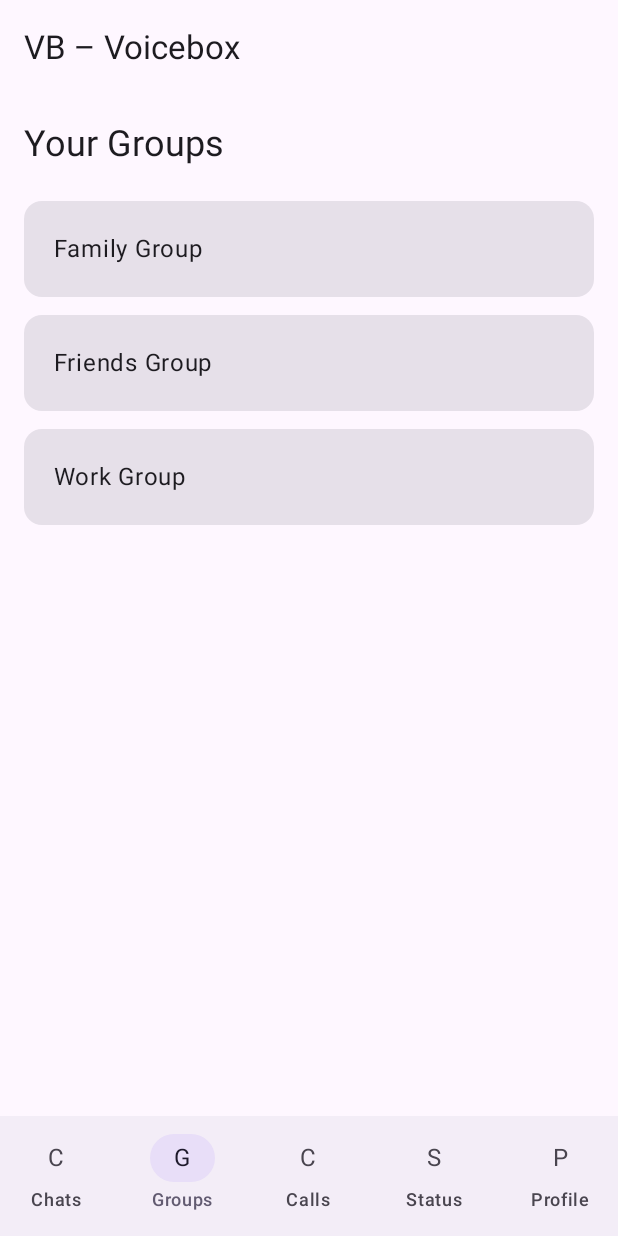
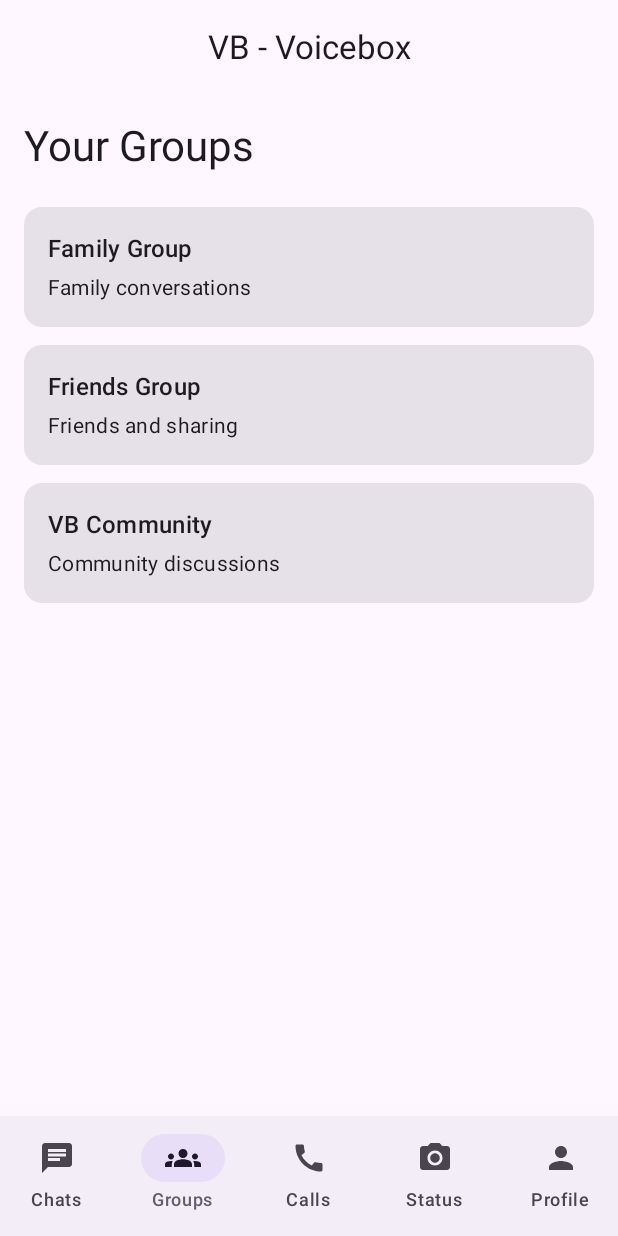
Before and after one commit to krstoreglobal/Voicebox, an Android app built with Jetpack Compose: the screen it shows after launch (MainActivity), item 2 of the bottom bar chosen, on a phone screen of 412 x 824 dp. Run offline under Robolectric (Android 15) with nearby library versions, the phone set to English and light mode, and no system bars.

Commit message:
Fix Kotlin Material API compilation

```diff
--- a/app/src/main/java/com/vb/voicebox/MainActivity.kt
+++ b/app/src/main/java/com/vb/voicebox/MainActivity.kt
@@ -7,14 +7,22 @@ import androidx.activity.compose.setContent
 import androidx.compose.foundation.layout.*
 import androidx.compose.foundation.lazy.LazyColumn
 import androidx.compose.foundation.lazy.items
+import androidx.compose.material.icons.Icons
+import androidx.compose.material.icons.filled.Call
+import androidx.compose.material.icons.filled.CameraAlt
+import androidx.compose.material.icons.filled.Chat
+import androidx.compose.material.icons.filled.Groups
+import androidx.compose.material.icons.filled.Person
 import androidx.compose.material3.*
 import androidx.compose.runtime.*
+import androidx.compose.ui.Alignment
 import androidx.compose.ui.Modifier
 import androidx.compose.ui.unit.dp
 
 class MainActivity : ComponentActivity() {
     override fun onCreate(savedInstanceState: Bundle?) {
         super.onCreate(savedInstanceState)
+
         setContent {
             MaterialTheme {
                 VoiceboxApp()
@@ -23,31 +31,67 @@ class MainActivity : ComponentActivity() {
     }
 }
 
+@OptIn(ExperimentalMaterial3Api::class)
 @Composable
 fun VoiceboxApp() {
-    var selectedTab by remember { mutableStateOf("Groups") }
+    var selectedTab by remember { mutableIntStateOf(0) }
 
-    val tabs = listOf("Chats", "Groups", "Calls", "Status", "Profile")
+    val tabs = listOf(
+        "Chats",
+        "Groups",
+        "Calls",
+        "Status",
+        "Profile"
+    )
 
     Scaffold(
         topBar = {
-            TopAppBar(
-                title = { Text("VB – Voicebox") }
+            CenterAlignedTopAppBar(
+                title = {
+                    Text("VB - Voicebox")
+                }
             )
         },
         bottomBar = {
             NavigationBar {
-                tabs.forEach { tab ->
                 NavigationBarItem(
-                        selected = selectedTab == tab,
-                        onClick = { selectedTab = tab },
-                        icon = { Text(tab.take(1)) },
-                        label = { Text(tab) }
+                    selected = selectedTab == 0,
+                    onClick = { selectedTab = 0 },
+                    icon = { Icon(Icons.Filled.Chat, contentDescription = "Chats") },
+                    label = { Text("Chats") }
+                )
+
+                NavigationBarItem(
+                    selected = selectedTab == 1,
+                    onClick = { selectedTab = 1 },
+                    icon = { Icon(Icons.Filled.Groups, contentDescription = "Groups") },
+                    label = { Text("Groups") }
+                )
+
+                NavigationBarItem(
+                    selected = selectedTab == 2,
+                    onClick = { selectedTab = 2 },
+                    icon = { Icon(Icons.Filled.Call, contentDescription = "Calls") },
+                    label = { Text("Calls") }
+                )
+
+                NavigationBarItem(
+                    selected = selectedTab == 3,
+                    onClick = { selectedTab = 3 },
+                    icon = { Icon(Icons.Filled.CameraAlt, contentDescription = "Status") },
+                    label = { Text("Status") }
+                )
+
+                NavigationBarItem(
+                    selected = selectedTab == 4,
+                    onClick = { selectedTab = 4 },
+                    icon = { Icon(Icons.Filled.Person, contentDescription = "Profile") },
+                    label = { Text("Profile") }
                 )
             }
         }
-        }
     ) { padding ->
+
         Column(
             modifier = Modifier
                 .fillMaxSize()
@@ -55,24 +99,93 @@ fun VoiceboxApp() {
                 .padding(16.dp)
         ) {
             when (selectedTab) {
-                "Groups" -> {
-                    Text("Your Groups", style = MaterialTheme.typography.headlineSmall)
-                    Spacer(Modifier.height(16.dp))
-                    listOf("Family Group", "Friends Group", "Work Group").forEach {
+                0 -> ChatsScreen()
+                1 -> GroupsScreen()
+                2 -> SimpleScreen("Voice and video calls")
+                3 -> SimpleScreen("Personal and group status")
+                4 -> SimpleScreen("Your VB profile")
+            }
+        }
+    }
+}
+
+@Composable
+fun ChatsScreen() {
+    Column {
+        Text(
+            text = "Welcome to VB",
+            style = MaterialTheme.typography.headlineMedium
+        )
+
+        Spacer(modifier = Modifier.height(8.dp))
+
+        Text("Your voice. Your groups. Your world.")
+
+        Spacer(modifier = Modifier.height(20.dp))
+
+        Text(
+            text = "Recent conversations",
+            style = MaterialTheme.typography.titleLarge
+        )
+
+        Spacer(modifier = Modifier.height(12.dp))
+
+        GroupCard("Family Group", "Welcome to Voicebox!")
+        GroupCard("Friends Group", "Let's talk together.")
+        GroupCard("VB Community", "Share your voice.")
+    }
+}
+
+@Composable
+fun GroupsScreen() {
+    Column {
+        Text(
+            text = "Your Groups",
+            style = MaterialTheme.typography.headlineMedium
+        )
+
+        Spacer(modifier = Modifier.height(16.dp))
+
+        GroupCard("Family Group", "Family conversations")
+        GroupCard("Friends Group", "Friends and sharing")
+        GroupCard("VB Community", "Community discussions")
+    }
+}
+
+@Composable
+fun GroupCard(name: String, message: String) {
     Card(
         modifier = Modifier
             .fillMaxWidth()
             .padding(vertical = 6.dp)
     ) {
-                            Text(it, modifier = Modifier.padding(20.dp))
+        Column(
+            modifier = Modifier.padding(16.dp)
+        ) {
+            Text(
+                text = name,
+                style = MaterialTheme.typography.titleMedium
+            )
+
+            Spacer(modifier = Modifier.height(4.dp))
+
+            Text(
+                text = message,
+                style = MaterialTheme.typography.bodyMedium
+            )
         }
     }
 }
-                "Chats" -> Text("Welcome to VB Chats")
-                "Calls" -> Text("Group Voice & Video Calls")
-                "Status" -> Text("Personal & Group Status")
-                "Profile" -> Text("Your VB Profile")
+
+@Composable
+fun SimpleScreen(title: String) {
+    Box(
+        modifier = Modifier.fillMaxSize(),
+        contentAlignment = Alignment.Center
+    ) {
+        Text(
+            text = title,
+            style = MaterialTheme.typography.headlineSmall
+        )
     }
 }
-    }
-}
```
Lines whose indentation alone changed are shown as unchanged.
